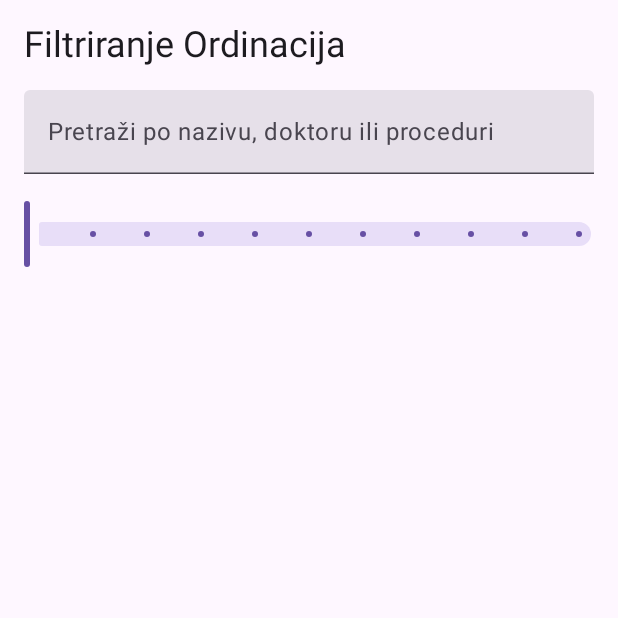
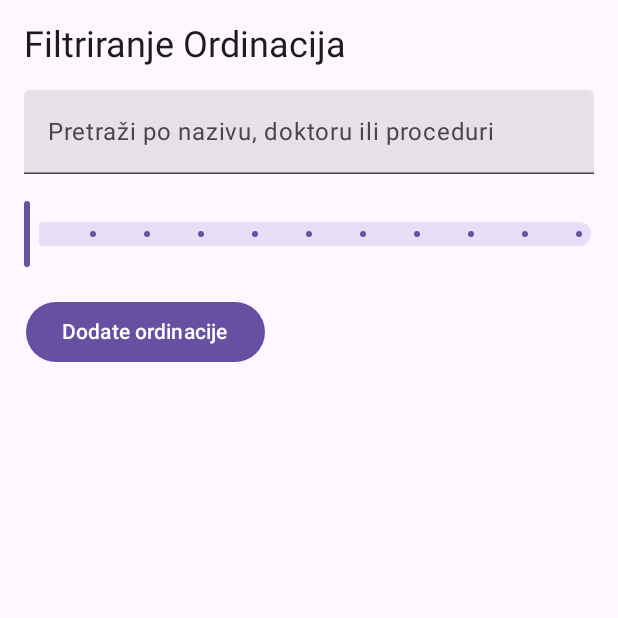
Before and after one commit to natsretkovic/mobi-dent-app, an Android app built with Jetpack Compose: the filterOrd screen opened through its navigation route, on a phone screen of 412 x 824 dp, the top half of it. Run offline under Robolectric (Android 15) with nearby library versions, the phone set to English and light mode, and no system bars; our stand-ins replace Firebase (no records; nobody signed in at launch, a user with empty details on screens opened directly).

```diff
--- a/app/src/main/java/com/example/myapplication/LocationApp.kt
+++ b/app/src/main/java/com/example/myapplication/LocationApp.kt
@@ -14,7 +14,7 @@ class LocationApp : Application() {
                 NotificationChannel("location", "location", NotificationManager.IMPORTANCE_LOW)
 
             val nearbyUsersChannel =
-                NotificationChannel("channel", "Obavestenje o blizini", NotificationManager.IMPORTANCE_HIGH)
+                NotificationChannel("nearbyuserchannel", "Obavestenje o blizini", NotificationManager.IMPORTANCE_HIGH)
 
             var notificationManager =
                 getSystemService(Context.NOTIFICATION_SERVICE) as NotificationManager
--- a/app/src/main/java/com/example/myapplication/MainActivity.kt
+++ b/app/src/main/java/com/example/myapplication/MainActivity.kt
@@ -29,6 +29,4 @@ class MainActivity : ComponentActivity() {
             }
         }
     }
-
-
 }
--- a/app/src/main/java/com/example/myapplication/view/AppNavigation.kt
+++ b/app/src/main/java/com/example/myapplication/view/AppNavigation.kt
@@ -102,6 +102,13 @@ fun AppNavigation(modifier: Modifier = Modifier) {
             )
             SveOrdinacijeEkran(modifier,ordinacijaViewModel)
         }
+        composable("editordinacije"){
+            val lokacijaViewModel: LokacijaViewModel = viewModel()
+            val ordinacijaViewModel: OrdinacijaViewModel = viewModel(
+                factory = OrdinacijaViewModelFactory(storageService,lokacijaViewModel, auth, firestore)
+            )
+            EditOrdinacijaEkran(ordinacijaViewModel)
+        }
     }
 
 }
--- a/app/src/main/java/com/example/myapplication/view/FilterOrdinacijeEkran.kt
+++ b/app/src/main/java/com/example/myapplication/view/FilterOrdinacijeEkran.kt
@@ -16,9 +16,11 @@ import com.example.myapplication.viewmodel.OrdinacijaViewModel
 import androidx.compose.foundation.lazy.items
 import androidx.compose.ui.Modifier
 import com.example.myapplication.model.Ordinacija
+import com.google.firebase.auth.FirebaseAuth
 import java.text.SimpleDateFormat
 import java.util.Date
 import java.util.Locale
+import androidx.compose.ui.graphics.Color
 
 @Composable
 fun FilterOrdinacijeEkran(ordinacijaViewModel: OrdinacijaViewModel) {
@@ -28,11 +30,14 @@ fun FilterOrdinacijeEkran(ordinacijaViewModel: OrdinacijaViewModel) {
     var krajnjiDatum by remember { mutableStateOf<Date?>(null) }
     var showStartDatePicker by remember { mutableStateOf(false) }
     var showEndDatePicker by remember { mutableStateOf(false) }
+    var showUsersOrdinacije by remember { mutableStateOf(false) }
+    var auth = FirebaseAuth.getInstance()
+    val userId = auth.currentUser!!.uid
 
     val filteredList by ordinacijaViewModel.ordinacijaFilter.collectAsState()
     val formatter = SimpleDateFormat("dd.MM.yyyy", Locale.getDefault())
 
-    Box( modifier = Modifier.fillMaxSize(),
+    Box( modifier = Modifier.fillMaxWidth(),
         contentAlignment = Alignment.Center) {
 
     Column(
@@ -66,12 +71,21 @@ fun FilterOrdinacijeEkran(ordinacijaViewModel: OrdinacijaViewModel) {
             steps =9,
             modifier = Modifier.fillMaxWidth()
         )
+        Spacer(modifier = Modifier.height(16.dp))
+        Button(
+            modifier = Modifier.padding(1.dp),
+            onClick = { ordinacijaViewModel.getOrdinacijeFromUser(userId)
+                        showUsersOrdinacije=true
+            }
+        ){
+            Text("Dodate ordinacije")
+        }
 
         Spacer(modifier = Modifier.height(16.dp))
 
-        if(searchText.isNotBlank() || ocena>0.0) {
+        if(searchText.isNotBlank() || ocena>0.0 || showUsersOrdinacije) {
             LazyColumn(
-                modifier = Modifier.fillMaxSize()
+                    modifier = Modifier.fillMaxSize()
             ) {
                 items(filteredList) { ordinacija ->
                     OrdinacijaCard(ordinacija)
@@ -81,13 +95,16 @@ fun FilterOrdinacijeEkran(ordinacijaViewModel: OrdinacijaViewModel) {
     }
 }
 }
-    @Composable
-    fun OrdinacijaCard(ordinacija: Ordinacija) {
+    /*@Composable
+    fun OrdinacijaCard(ordinacija: Ordinacija,showUsersOrdinacija: Boolean) {
+        val color = if(showUsersOrdinacija) Color(0xFFA627F5) else Color.Gray
+
         Card(
             modifier = Modifier
                 .fillMaxWidth()
                 .padding(vertical = 4.dp),
-            elevation = CardDefaults.cardElevation(defaultElevation = 2.dp)
+            elevation = CardDefaults.cardElevation(defaultElevation = 2.dp),
+            colors = CardDefaults.cardColors(containerColor = color)
         ) {
             Column(
                 modifier = Modifier.padding(16.dp)
@@ -98,4 +115,4 @@ fun FilterOrdinacijeEkran(ordinacijaViewModel: OrdinacijaViewModel) {
                 Text(text = "Ocena: ${String.format("%.1f", ordinacija.ocena)}", style = MaterialTheme.typography.bodySmall)
             }
         }
-    }
+    }*/
--- a/app/src/main/java/com/example/myapplication/viewmodel/AuthViewModel.kt
+++ b/app/src/main/java/com/example/myapplication/viewmodel/AuthViewModel.kt
@@ -2,6 +2,7 @@ package com.example.myapplication.viewmodel
 
 import android.net.Uri
 import android.util.Log
+import androidx.compose.ui.platform.LocalContext
 import androidx.lifecycle.ViewModel
 import androidx.lifecycle.viewModelScope
 import com.example.myapplication.model.Korisnik
@@ -28,7 +29,6 @@ class AuthViewModel : ViewModel() {
         username: String,
         slikaUri :Uri?,
         onResult: (Boolean, String?) -> Unit,
-
         ) {
         viewModelScope.launch {
             try {
@@ -40,7 +40,6 @@ class AuthViewModel : ViewModel() {
                     auth.createUserWithEmailAndPassword(email, password).await()
                 val user: FirebaseUser = userCredential.user ?: throw IllegalStateException("User not found")
                 val userId: String = user.uid
-
                 val slikaUrl: String? = slikaUri?.let { uri ->
                     val storageRef = storage.reference.child("profilna_slika/${userId}.jpg")
                     storageRef.putFile(uri).await()
--- a/app/src/main/java/com/example/myapplication/viewmodel/LocationService.kt
+++ b/app/src/main/java/com/example/myapplication/viewmodel/LocationService.kt
@@ -139,12 +139,12 @@ class LocationService() : Service() {
         }
 
         nearbyUsers.forEach { user ->
-            showNotification(user.ime.toString())
+            showNotification(user.ime)
         }
     }
     private fun showNotification(userName: String) {
         val notificationManager = getSystemService(Context.NOTIFICATION_SERVICE) as NotificationManager
-        val channelId = "channel"
+        val channelId = "nearbyuserchannel"
 
         val notificationBuilder = NotificationCompat.Builder(this, channelId)
             .setSmallIcon(R.drawable.ic_launcher_foreground)
```
Also changed, not shown: app/src/main/java/com/example/myapplication/view/EditOrdinacijaEkran.kt (added, +56 -0 lines), app/src/main/java/com/example/myapplication/view/HomeEkran.kt (+7 -0 lines), app/src/main/java/com/example/myapplication/view/OrdinacijaCard.kt (added, +34 -0 lines), app/src/main/java/com/example/myapplication/view/SveOrdinacijeEkran.kt (+1 -16 lines), app/src/main/java/com/example/myapplication/viewmodel/ContextExt.kt (+9 -0 lines), app/src/main/java/com/example/myapplication/viewmodel/OrdinacijaViewModel.kt (+51 -5 lines).
